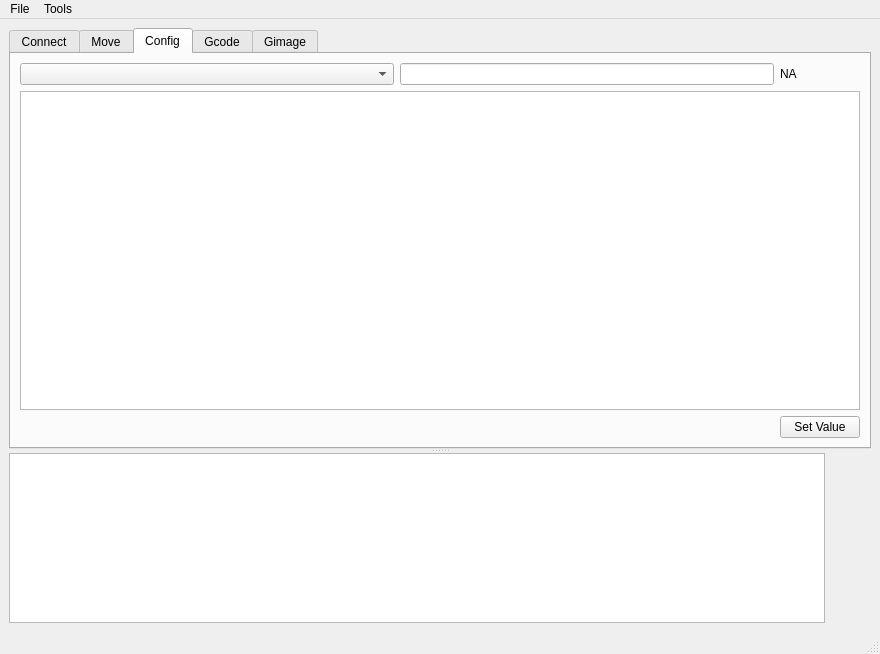
The window that GuiXYZ_V1.ui (fedetony/GUI_XYZ_GImage) describes before a commit, drawn with Qt 5.
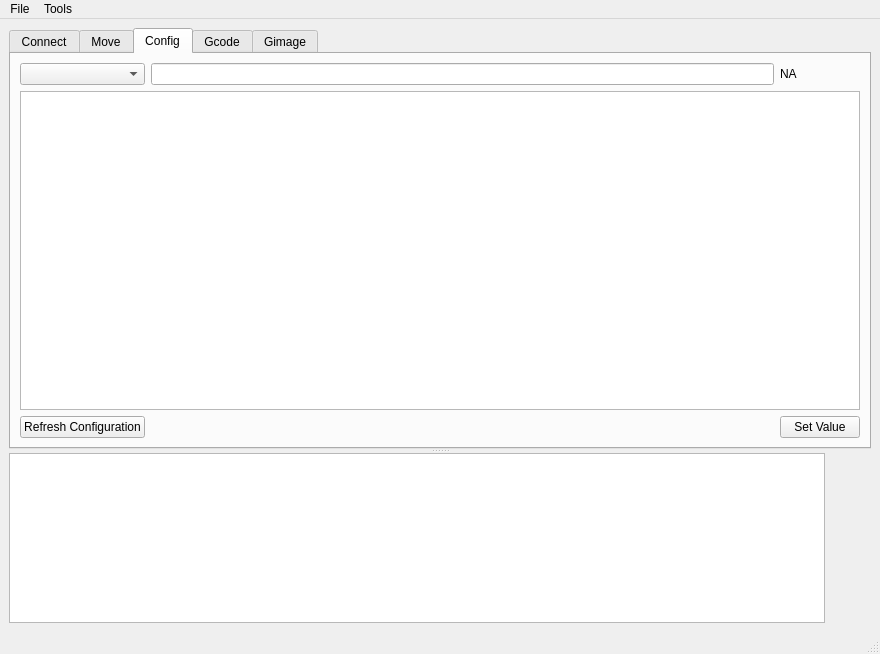
The same window after the commit. The open tabs and pages were chosen to show the change. Icons and pictures are not drawn.

Commit message: Added Refresh Config button in Config tab

Patch:
```diff
--- a/GuiXYZ_V1.ui
+++ b/GuiXYZ_V1.ui
@@ -777,20 +777,10 @@
         <layout class="QGridLayout" name="gridLayout_13">
          <item row="0" column="0">
           <layout class="QGridLayout" name="gridLayout_6">
-           <item row="2" column="1">
-            <spacer name="horizontalSpacer">
-             <property name="orientation">
-              <enum>Qt::Horizontal</enum>
-             </property>
-             <property name="sizeHint" stdset="0">
-              <size>
-               <width>40</width>
-               <height>20</height>
-              </size>
-             </property>
-            </spacer>
+           <item row="0" column="1">
+            <widget class="QComboBox" name="comboBox_ConfigItem"/>
            </item>
-           <item row="0" column="2">
+           <item row="0" column="3">
             <layout class="QHBoxLayout" name="horizontalLayout_6">
              <item>
               <widget class="QLabel" name="label_ConfigInfo">
@@ -801,7 +791,23 @@
              </item>
             </layout>
            </item>
-           <item row="2" column="2">
+           <item row="3" column="2">
+            <spacer name="horizontalSpacer">
+             <property name="orientation">
+              <enum>Qt::Horizontal</enum>
+             </property>
+             <property name="sizeHint" stdset="0">
+              <size>
+               <width>40</width>
+               <height>20</height>
+              </size>
+             </property>
+            </spacer>
+           </item>
+           <item row="1" column="1" colspan="3">
+            <widget class="QTableWidget" name="tableWidget_Config"/>
+           </item>
+           <item row="3" column="3">
             <widget class="QPushButton" name="pushButton_SetConfig">
              <property name="text">
               <string>Set Value</string>
@@ -812,28 +818,20 @@
              </property>
             </widget>
            </item>
-           <item row="2" column="0">
-            <spacer name="horizontalSpacer_2">
-             <property name="orientation">
-              <enum>Qt::Horizontal</enum>
-             </property>
-             <property name="sizeHint" stdset="0">
-              <size>
-               <width>40</width>
-               <height>20</height>
-              </size>
-             </property>
-            </spacer>
-           </item>
-           <item row="1" column="0" colspan="3">
-            <widget class="QTableWidget" name="tableWidget_Config"/>
-           </item>
-           <item row="0" column="0">
-            <widget class="QComboBox" name="comboBox_ConfigItem"/>
-           </item>
-           <item row="0" column="1">
+           <item row="0" column="2">
             <widget class="QLineEdit" name="lineEdit_ConfigValue"/>
            </item>
+           <item row="3" column="1">
+            <widget class="QPushButton" name="pushButton_RefreshConfig">
+             <property name="text">
+              <string>Refresh Configuration</string>
+             </property>
+             <property name="icon">
+              <iconset>
+               <normaloff>img/Actions-view-refresh-icon.png</normaloff>img/Actions-view-refresh-icon.png</iconset>
+             </property>
+            </widget>
+           </item>
           </layout>
          </item>
         </layout>
```
The commit also changes 7 other files.
